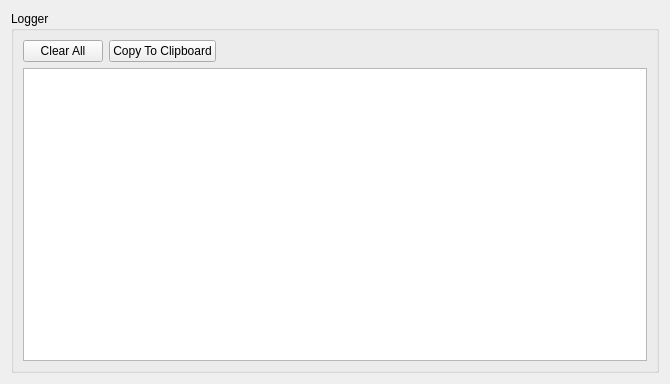
Above: res/designer/editors/loggereditorwidget.ui from tsalemink/neon before the change. Below: the same form after it.
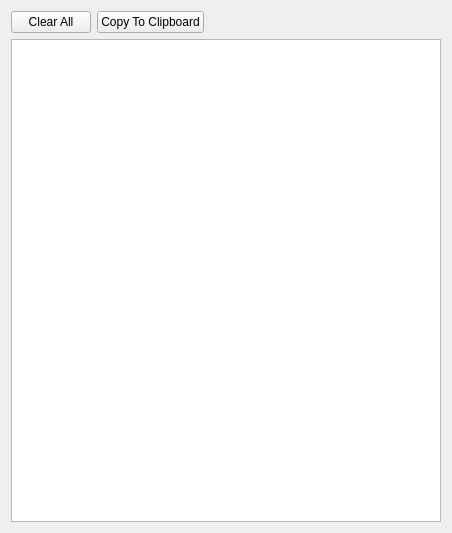
That is the form after the change.

```diff
--- a/res/designer/editors/loggereditorwidget.ui
+++ b/res/designer/editors/loggereditorwidget.ui
@@ -6,20 +6,14 @@
    <rect>
     <x>0</x>
     <y>0</y>
-    <width>670</width>
-    <height>384</height>
+    <width>452</width>
+    <height>533</height>
    </rect>
   </property>
   <property name="windowTitle">
    <string>Log viewer</string>
   </property>
   <layout class="QGridLayout" name="gridLayout">
-   <item row="0" column="1">
-    <widget class="QGroupBox" name="groupBox">
-     <property name="title">
-      <string>Logger</string>
-     </property>
-     <layout class="QGridLayout" name="gridLayout_2">
       <item row="1" column="0">
        <widget class="QTextBrowser" name="logText"/>
       </item>
@@ -53,9 +47,6 @@
          </spacer>
         </item>
        </layout>
-      </item>
-     </layout>
-    </widget>
    </item>
   </layout>
  </widget>
```
Lines whose indentation alone changed are shown as unchanged.
